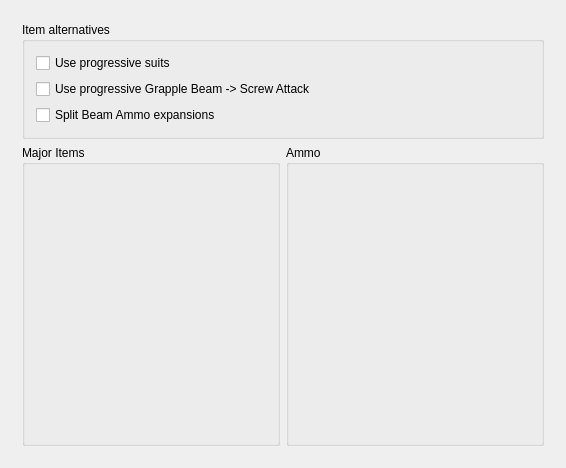
Qt form randovania/gui/main_rules.ui (randovania/randovania) before a commit.
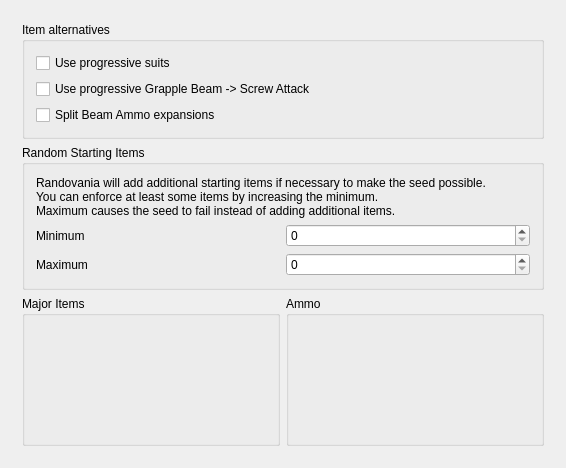
The same form after that commit.

Commit message:
Add Random Starting items to GUI
Fixes #43.

Patch:
```diff
--- a/randovania/gui/main_rules.ui
+++ b/randovania/gui/main_rules.ui
@@ -54,48 +54,6 @@
         </rect>
        </property>
        <layout class="QGridLayout" name="gridLayout">
-        <item row="1" column="0" rowspan="2">
-         <widget class="QGroupBox" name="major_items_box">
-          <property name="sizePolicy">
-           <sizepolicy hsizetype="Preferred" vsizetype="Expanding">
-            <horstretch>0</horstretch>
-            <verstretch>0</verstretch>
-           </sizepolicy>
-          </property>
-          <property name="title">
-           <string>Major Items</string>
-          </property>
-          <property name="alignment">
-           <set>Qt::AlignLeading|Qt::AlignLeft|Qt::AlignTop</set>
-          </property>
-          <layout class="QGridLayout" name="major_items_layout">
-           <property name="sizeConstraint">
-            <enum>QLayout::SetMinimumSize</enum>
-           </property>
-          </layout>
-         </widget>
-        </item>
-        <item row="1" column="1" rowspan="2">
-         <widget class="QGroupBox" name="ammo_box">
-          <property name="sizePolicy">
-           <sizepolicy hsizetype="Preferred" vsizetype="Expanding">
-            <horstretch>0</horstretch>
-            <verstretch>0</verstretch>
-           </sizepolicy>
-          </property>
-          <property name="title">
-           <string>Ammo</string>
-          </property>
-          <property name="alignment">
-           <set>Qt::AlignLeading|Qt::AlignLeft|Qt::AlignTop</set>
-          </property>
-          <layout class="QVBoxLayout" name="ammo_layout">
-           <property name="sizeConstraint">
-            <enum>QLayout::SetMinimumSize</enum>
-           </property>
-          </layout>
-         </widget>
-        </item>
         <item row="0" column="0" colspan="2">
          <widget class="QGroupBox" name="item_alternative_box">
           <property name="sizePolicy">
@@ -141,6 +99,95 @@
           </layout>
          </widget>
         </item>
+        <item row="2" column="1" rowspan="2">
+         <widget class="QGroupBox" name="ammo_box">
+          <property name="sizePolicy">
+           <sizepolicy hsizetype="Preferred" vsizetype="Expanding">
+            <horstretch>0</horstretch>
+            <verstretch>0</verstretch>
+           </sizepolicy>
+          </property>
+          <property name="title">
+           <string>Ammo</string>
+          </property>
+          <property name="alignment">
+           <set>Qt::AlignLeading|Qt::AlignLeft|Qt::AlignTop</set>
+          </property>
+          <layout class="QVBoxLayout" name="ammo_layout">
+           <property name="sizeConstraint">
+            <enum>QLayout::SetMinimumSize</enum>
+           </property>
+          </layout>
+         </widget>
+        </item>
+        <item row="2" column="0" rowspan="2">
+         <widget class="QGroupBox" name="major_items_box">
+          <property name="sizePolicy">
+           <sizepolicy hsizetype="Preferred" vsizetype="Expanding">
+            <horstretch>0</horstretch>
+            <verstretch>0</verstretch>
+           </sizepolicy>
+          </property>
+          <property name="title">
+           <string>Major Items</string>
+          </property>
+          <property name="alignment">
+           <set>Qt::AlignLeading|Qt::AlignLeft|Qt::AlignTop</set>
+          </property>
+          <layout class="QGridLayout" name="major_items_layout">
+           <property name="sizeConstraint">
+            <enum>QLayout::SetMinimumSize</enum>
+           </property>
+          </layout>
+         </widget>
+        </item>
+        <item row="1" column="0" colspan="2">
+         <widget class="QGroupBox" name="random_starting_box">
+          <property name="title">
+           <string>Random Starting Items</string>
+          </property>
+          <layout class="QGridLayout" name="gridLayout_2">
+           <item row="1" column="0">
+            <widget class="QLabel" name="minimum_starting_label">
+             <property name="text">
+              <string>Minimum</string>
+             </property>
+            </widget>
+           </item>
+           <item row="2" column="0">
+            <widget class="QLabel" name="maximum_starting_label">
+             <property name="text">
+              <string>Maximum</string>
+             </property>
+            </widget>
+           </item>
+           <item row="0" column="0" colspan="2">
+            <widget class="QLabel" name="random_starting_label">
+             <property name="text">
+              <string>&lt;html&gt;&lt;head/&gt;&lt;body&gt;&lt;p&gt;Randovania will add additional starting items if necessary to make the seed possible.&lt;br/&gt;You can enforce at least some items by increasing the minimum.&lt;br/&gt;Maximum causes the seed to fail instead of adding additional items.&lt;/p&gt;&lt;/body&gt;&lt;/html&gt;</string>
+             </property>
+             <property name="wordWrap">
+              <bool>true</bool>
+             </property>
+            </widget>
+           </item>
+           <item row="1" column="1">
+            <widget class="QSpinBox" name="minimum_starting_spinbox">
+             <property name="maximum">
+              <number>30</number>
+             </property>
+            </widget>
+           </item>
+           <item row="2" column="1">
+            <widget class="QSpinBox" name="maximum_starting_spinbox">
+             <property name="maximum">
+              <number>30</number>
+             </property>
+            </widget>
+           </item>
+          </layout>
+         </widget>
+        </item>
        </layout>
       </widget>
      </widget>
```
The commit also changes 2 other files.
